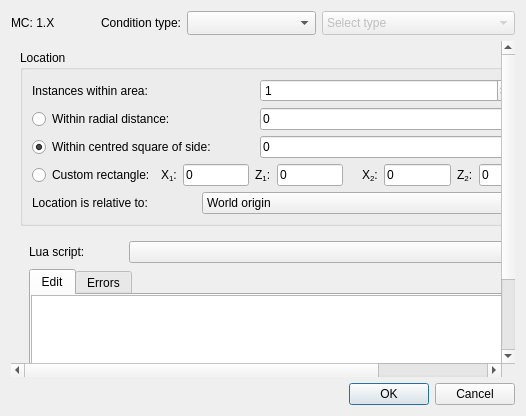
The window that src/conditiondialog.ui (DUzzL/Seed-Atlas) describes before a commit, drawn with Qt 5.
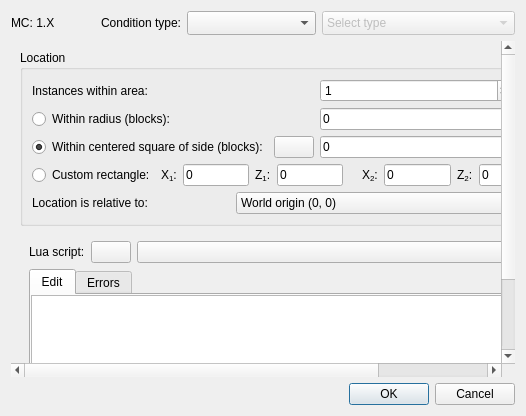
The same window after the commit. The open tabs and pages were chosen to show the change. Icons and pictures are not drawn. Custom widgets are drawn as their Qt base class.

Patch:
```diff
--- a/src/conditiondialog.ui
+++ b/src/conditiondialog.ui
@@ -268,18 +268,6 @@
               <verstretch>0</verstretch>
              </sizepolicy>
             </property>
-            <property name="styleSheet">
-             <string notr="true">
-QPushButton {
-	background-color: rgba(255, 255, 255, 0);
-	border: none;
-	image: url(:/icons/info.png);
-	image-position: right;
-}
-QPushButton:hover {
-	image: url(:/icons/info_h.png);
-}</string>
-            </property>
             <property name="text">
              <string/>
             </property>
@@ -311,7 +299,7 @@
            <widget class="StyledComboBox" name="comboRelative">
             <item>
              <property name="text">
-              <string>World origin</string>
+              <string>World origin (0, 0)</string>
              </property>
             </item>
            </widget>
@@ -319,7 +307,7 @@
           <item row="3" column="0" colspan="4">
            <widget class="QRadioButton" name="radioSquare">
             <property name="text">
-             <string>Within centred square of side:</string>
+             <string>Within centered square of side (blocks):</string>
             </property>
             <property name="checked">
              <bool>true</bool>
@@ -329,7 +317,7 @@
           <item row="2" column="0" colspan="4">
            <widget class="QRadioButton" name="radioRadius">
             <property name="text">
-             <string>Within radial distance:</string>
+             <string>Within radius (blocks):</string>
             </property>
            </widget>
           </item>
@@ -1523,18 +1511,6 @@
            </item>
            <item row="0" column="1">
             <widget class="QPushButton" name="pushInfoLua">
-             <property name="styleSheet">
-              <string notr="true">
-QPushButton {
-	background-color: rgba(255, 255, 255, 0);
-	border: none;
-	image: url(:/icons/info.png);
-	image-position: right;
-}
-QPushButton:hover {
-	image: url(:/icons/info_h.png);
-}</string>
-             </property>
              <property name="text">
               <string/>
              </property>
```
